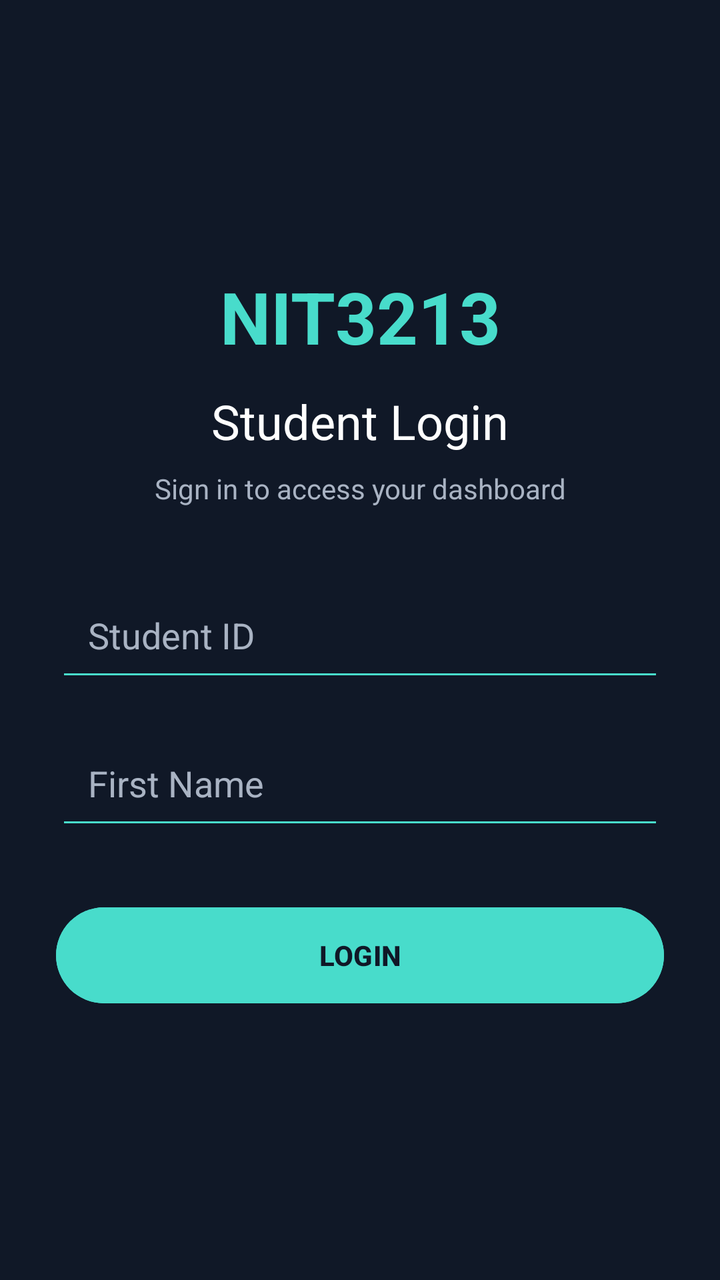
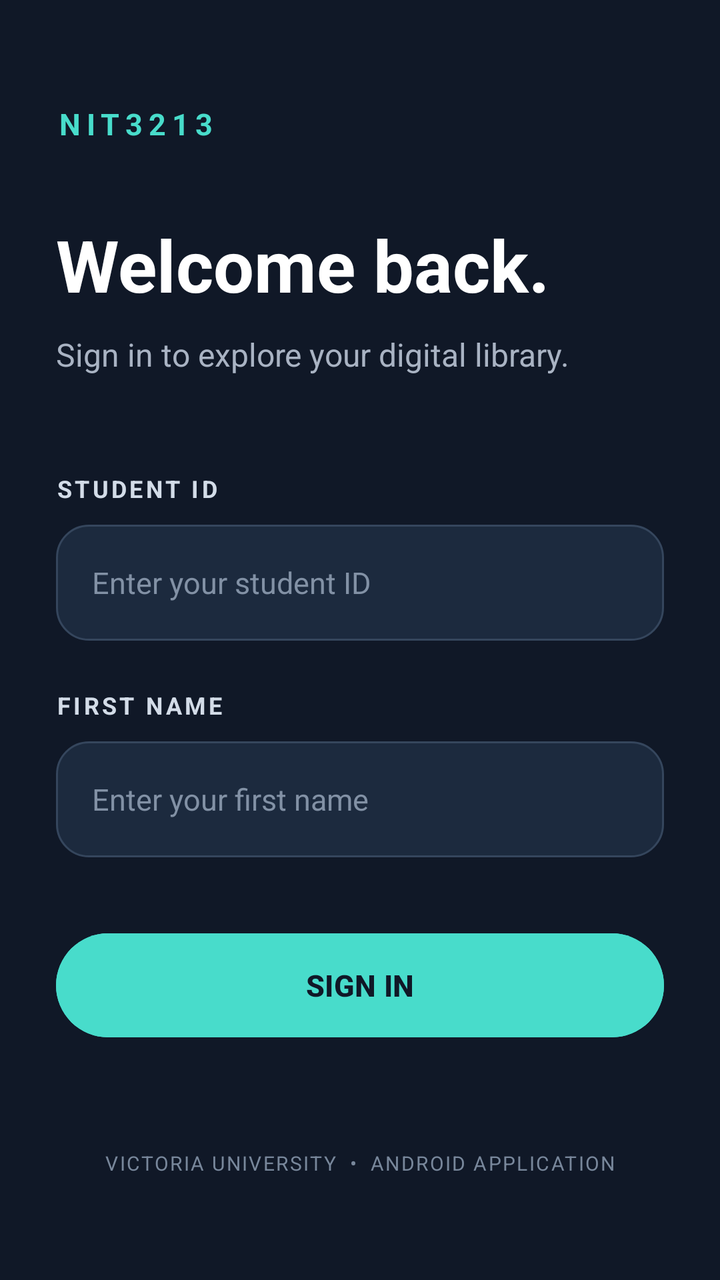

Two renders of the same Android screen: before a commit and after it. Below are the layout's source before the change and the commit's diff.
<!-- AndroidManifest.xml: application theme Theme._8147350Assignment2 -->
<!-- res/layout/activity_main.xml -->
<?xml version="1.0" encoding="utf-8"?>
<ScrollView xmlns:android="http://schemas.android.com/apk/res/android"
    android:layout_width="match_parent"
    android:layout_height="match_parent"
    android:fillViewport="true"
    android:background="#101827">

    <LinearLayout
        android:layout_width="match_parent"
        android:layout_height="match_parent"
        android:orientation="vertical"
        android:gravity="center"
        android:padding="28dp">

        <TextView
            android:layout_width="match_parent"
            android:layout_height="wrap_content"
            android:text="NIT3213"
            android:textColor="#48DCCB"
            android:textSize="36sp"
            android:textStyle="bold"
            android:gravity="center" />

        <TextView
            android:layout_width="match_parent"
            android:layout_height="wrap_content"
            android:text="Student Login"
            android:textColor="#FFFFFF"
            android:textSize="24sp"
            android:gravity="center"
            android:layout_marginTop="12dp" />

        <TextView
            android:layout_width="match_parent"
            android:layout_height="wrap_content"
            android:text="Sign in to access your dashboard"
            android:textColor="#A9B3C3"
            android:textSize="14sp"
            android:gravity="center"
            android:layout_marginTop="8dp"
            android:layout_marginBottom="36dp" />

        <EditText
            android:id="@+id/etUsername"
            android:layout_width="match_parent"
            android:layout_height="56dp"
            android:hint="Student ID"
            android:inputType="number"
            android:singleLine="true"
            android:padding="16dp"
            android:textColor="#FFFFFF"
            android:textColorHint="#A9B3C3"
            android:backgroundTint="#48DCCB" />

        <EditText
            android:id="@+id/etPassword"
            android:layout_width="match_parent"
            android:layout_height="56dp"
            android:hint="First Name"
            android:inputType="textPassword"
            android:singleLine="true"
            android:padding="16dp"
            android:textColor="#FFFFFF"
            android:textColorHint="#A9B3C3"
            android:backgroundTint="#48DCCB"
            android:layout_marginTop="18dp" />

        <Button
            android:id="@+id/btnLogin"
            android:layout_width="match_parent"
            android:layout_height="56dp"
            android:text="LOGIN"
            android:textColor="#101827"
            android:textStyle="bold"
            android:backgroundTint="#48DCCB"
            android:layout_marginTop="30dp" />

        <TextView
            android:id="@+id/tvError"
            android:layout_width="match_parent"
            android:layout_height="wrap_content"
            android:textColor="#FF8080"
            android:textSize="14sp"
            android:gravity="center"
            android:layout_marginTop="16dp"
            android:visibility="gone" />

    </LinearLayout>
</ScrollView>
<!-- resources referenced by this layout -->
<resources>
  <style name="Theme._8147350Assignment2" parent="Base.Theme._8147350Assignment2" />
  <style name="Base.Theme._8147350Assignment2" parent="Theme.Material3.DayNight.NoActionBar">
          
          
      </style>
</resources>

<!-- the commit's change to res/layout/activity_main.xml (unified diff, before → after) -->
@@ -1,5 +1,6 @@
 <?xml version="1.0" encoding="utf-8"?>
-<ScrollView xmlns:android="http://schemas.android.com/apk/res/android"
+<ScrollView
+    xmlns:android="http://schemas.android.com/apk/res/android"
     android:layout_width="match_parent"
     android:layout_height="match_parent"
     android:fillViewport="true"
@@ -9,81 +10,115 @@
         android:layout_width="match_parent"
         android:layout_height="match_parent"
         android:orientation="vertical"
-        android:gravity="center"
+        android:gravity="center_vertical"
         android:padding="28dp">
+
+        <TextView
+            android:layout_width="wrap_content"
+            android:layout_height="wrap_content"
+            android:text="NIT3213"
+            android:textSize="15sp"
+            android:textStyle="bold"
+            android:letterSpacing="0.2"
+            android:textColor="#48DCCB"/>
 
         <TextView
             android:layout_width="match_parent"
             android:layout_height="wrap_content"
-            android:text="NIT3213"
-            android:textColor="#48DCCB"
-            android:textSize="36sp"
+            android:layout_marginTop="36dp"
+            android:text="Welcome back."
+            android:textColor="#FFFFFF"
             android:textStyle="bold"
-            android:gravity="center" />
+            android:textSize="36sp"/>
 
         <TextView
             android:layout_width="match_parent"
             android:layout_height="wrap_content"
-            android:text="Student Login"
-            android:textColor="#FFFFFF"
-            android:textSize="24sp"
-            android:gravity="center"
-            android:layout_marginTop="12dp" />
+            android:layout_marginTop="10dp"
+            android:text="Sign in to explore your digital library."
+            android:textColor="#A9B3C3"
+            android:textSize="16sp"/>
 
         <TextView
             android:layout_width="match_parent"
             android:layout_height="wrap_content"
-            android:text="Sign in to access your dashboard"
-            android:textColor="#A9B3C3"
-            android:textSize="14sp"
-            android:gravity="center"
-            android:layout_marginTop="8dp"
-            android:layout_marginBottom="36dp" />
+            android:layout_marginTop="48dp"
+            android:text="STUDENT ID"
+            android:textColor="#D3DCE8"
+            android:textStyle="bold"
+            android:textSize="12sp"
+            android:letterSpacing="0.12"/>
 
         <EditText
             android:id="@+id/etUsername"
             android:layout_width="match_parent"
-            android:layout_height="56dp"
-            android:hint="Student ID"
+            android:layout_height="58dp"
+            android:layout_marginTop="10dp"
+            android:background="@drawable/bg_input"
+            android:hint="Enter your student ID"
             android:inputType="number"
             android:singleLine="true"
-            android:padding="16dp"
+            android:paddingStart="18dp"
+            android:paddingEnd="18dp"
             android:textColor="#FFFFFF"
-            android:textColorHint="#A9B3C3"
-            android:backgroundTint="#48DCCB" />
+            android:textColorHint="#8291A5"
+            android:textSize="15sp"/>
+
+        <TextView
+            android:layout_width="match_parent"
+            android:layout_height="wrap_content"
+            android:layout_marginTop="24dp"
+            android:text="FIRST NAME"
+            android:textColor="#D3DCE8"
+            android:textStyle="bold"
+            android:textSize="12sp"
+            android:letterSpacing="0.12"/>
 
         <EditText
             android:id="@+id/etPassword"
             android:layout_width="match_parent"
-            android:layout_height="56dp"
-            android:hint="First Name"
+            android:layout_height="58dp"
+            android:layout_marginTop="10dp"
+            android:background="@drawable/bg_input"
+            android:hint="Enter your first name"
             android:inputType="textPassword"
             android:singleLine="true"
-            android:padding="16dp"
+            android:paddingStart="18dp"
+            android:paddingEnd="18dp"
             android:textColor="#FFFFFF"
-            android:textColorHint="#A9B3C3"
-            android:backgroundTint="#48DCCB"
-            android:layout_marginTop="18dp" />
+            android:textColorHint="#8291A5"
+            android:textSize="15sp"/>
 
         <Button
             android:id="@+id/btnLogin"
             android:layout_width="match_parent"
-            android:layout_height="56dp"
-            android:text="LOGIN"
+            android:layout_height="60dp"
+            android:layout_marginTop="34dp"
+            android:text="SIGN IN"
+            android:textSize="15sp"
+            android:textStyle="bold"
             android:textColor="#101827"
-            android:textStyle="bold"
-            android:backgroundTint="#48DCCB"
-            android:layout_marginTop="30dp" />
+            android:backgroundTint="#48DCCB"/>
 
         <TextView
             android:id="@+id/tvError"
             android:layout_width="match_parent"
             android:layout_height="wrap_content"
+            android:layout_marginTop="18dp"
             android:textColor="#FF8080"
             android:textSize="14sp"
             android:gravity="center"
-            android:layout_marginTop="16dp"
-            android:visibility="gone" />
+            android:visibility="gone"/>
+
+        <TextView
+            android:layout_width="match_parent"
+            android:layout_height="wrap_content"
+            android:layout_marginTop="52dp"
+            android:text="VICTORIA UNIVERSITY  •  ANDROID APPLICATION"
+            android:textColor="#78879B"
+            android:textSize="10sp"
+            android:letterSpacing="0.08"
+            android:gravity="center"/>
 
     </LinearLayout>
 </ScrollView>
<!-- resource entries referenced after the edit -->
@@ -1,5 +1,19 @@
 <!-- resources referenced by this layout -->
 <resources>
+  <!-- drawable bg_input (drawable) -->
+  <?xml version="1.0" encoding="utf-8"?>
+  <shape xmlns:android="http://schemas.android.com/apk/res/android"
+      android:shape="rectangle">
+  
+      <solid android:color="#1C2A3E"/>
+  
+      <corners android:radius="16dp"/>
+  
+      <stroke
+          android:width="1dp"
+          android:color="#35465D"/>
+  
+  </shape>
   <style name="Theme._8147350Assignment2" parent="Base.Theme._8147350Assignment2" />
   <style name="Base.Theme._8147350Assignment2" parent="Theme.Material3.DayNight.NoActionBar">
           
